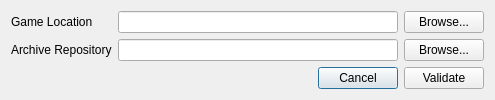
Before: the Qt Designer form resources/ui_settings.ui in bicobus/qModManager, drawn with Qt 5.
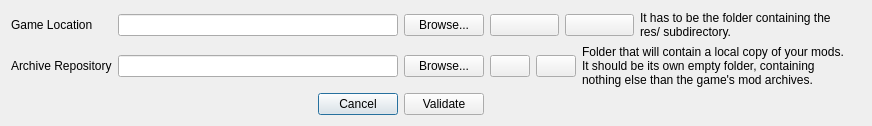
After: the same form once the commit is applied. Icons and pictures are not drawn.

The edit to the form file:
```diff
--- a/resources/ui_settings.ui
+++ b/resources/ui_settings.ui
@@ -9,8 +9,8 @@
    <rect>
     <x>0</x>
     <y>0</y>
-    <width>600</width>
-    <height>108</height>
+    <width>729</width>
+    <height>107</height>
    </rect>
   </property>
   <property name="minimumSize">
@@ -122,6 +122,86 @@
      </property>
     </spacer>
    </item>
+   <item row="0" column="4" colspan="2">
+    <layout class="QHBoxLayout" name="horizontalLayout_2">
+     <item>
+      <widget class="QPushButton" name="game_help">
+       <property name="icon">
+        <iconset resource="icons.qrc">
+         <normaloff>:/icons/help-circle.svg</normaloff>:/icons/help-circle.svg</iconset>
+       </property>
+      </widget>
+     </item>
+     <item>
+      <widget class="QPushButton" name="game_hide_help">
+       <property name="icon">
+        <iconset resource="icons.qrc">
+         <normaloff>:/icons/eye-off.svg</normaloff>:/icons/eye-off.svg</iconset>
+       </property>
+      </widget>
+     </item>
+     <item>
+      <widget class="QLabel" name="game_helper">
+       <property name="text">
+        <string>It has to be the folder containing the res/ subdirectory.</string>
+       </property>
+       <property name="textFormat">
+        <enum>Qt::PlainText</enum>
+       </property>
+       <property name="wordWrap">
+        <bool>true</bool>
+       </property>
+      </widget>
+     </item>
+     <item>
+      <spacer name="horizontalSpacer_2">
+       <property name="orientation">
+        <enum>Qt::Horizontal</enum>
+       </property>
+      </spacer>
+     </item>
+    </layout>
+   </item>
+   <item row="2" column="4" colspan="2">
+    <layout class="QHBoxLayout" name="horizontalLayout">
+     <item>
+      <widget class="QPushButton" name="repo_help">
+       <property name="icon">
+        <iconset resource="icons.qrc">
+         <normaloff>:/icons/help-circle.svg</normaloff>:/icons/help-circle.svg</iconset>
+       </property>
+      </widget>
+     </item>
+     <item>
+      <widget class="QPushButton" name="repo_hide_help">
+       <property name="icon">
+        <iconset resource="icons.qrc">
+         <normaloff>:/icons/eye-off.svg</normaloff>:/icons/eye-off.svg</iconset>
+       </property>
+      </widget>
+     </item>
+     <item>
+      <widget class="QLabel" name="repo_helper">
+       <property name="text">
+        <string>Folder that will contain a local copy of your mods. It should be its own empty folder, containing nothing else than the game's mod archives.</string>
+       </property>
+       <property name="textFormat">
+        <enum>Qt::PlainText</enum>
+       </property>
+       <property name="wordWrap">
+        <bool>true</bool>
+       </property>
+      </widget>
+     </item>
+     <item>
+      <spacer name="horizontalSpacer_3">
+       <property name="orientation">
+        <enum>Qt::Horizontal</enum>
+       </property>
+      </spacer>
+     </item>
+    </layout>
+   </item>
   </layout>
  </widget>
  <resources/>
```
Left out of the diff: 199 changed lines with no effect on the pictures.
